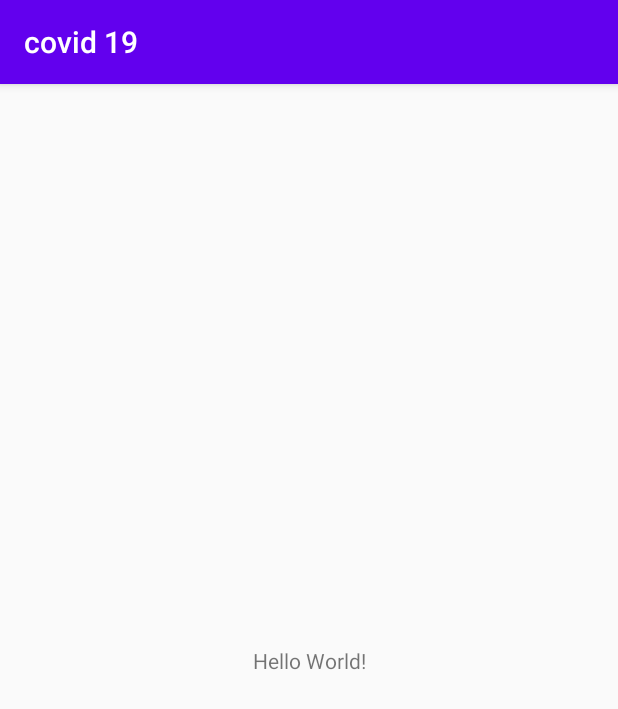
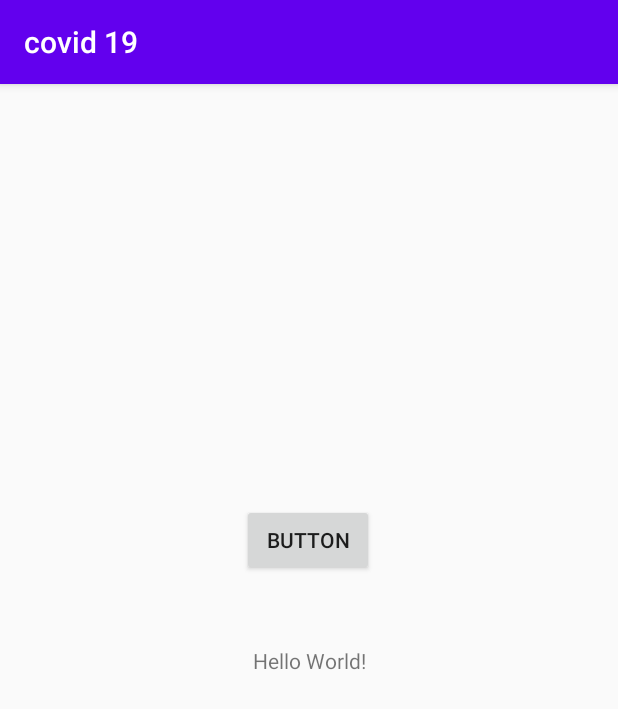
Before and after one commit to SnexusG/covid-19-app, an Android app: the screen it shows after launch (MainActivity), on a phone screen of 412 x 824 dp. Shown: the top 709 px of the screen. Run offline under Robolectric (Android 15) with nearby library versions, the phone set to English and light mode, and no system bars.

Commit message:
Added SymptomTest activity(Java) and a button to start that activity

```diff
--- a/app/src/main/AndroidManifest.xml
+++ b/app/src/main/AndroidManifest.xml
@@ -9,6 +9,7 @@
         android:roundIcon="@mipmap/ic_launcher_round"
         android:supportsRtl="true"
         android:theme="@style/AppTheme">
+        <activity android:name=".SymptomTest"></activity>
         <activity android:name=".MainActivity">
             <intent-filter>
                 <action android:name="android.intent.action.MAIN" />
--- a/app/src/main/res/layout/activity_main.xml
+++ b/app/src/main/res/layout/activity_main.xml
@@ -15,4 +15,16 @@
         app:layout_constraintRight_toRightOf="parent"
         app:layout_constraintTop_toTopOf="parent" />
 
+    <Button
+        android:id="@+id/QuizButton"
+        android:layout_width="wrap_content"
+        android:layout_height="wrap_content"
+        android:text="Button"
+        app:layout_constraintBottom_toBottomOf="parent"
+        app:layout_constraintEnd_toEndOf="parent"
+        app:layout_constraintHorizontal_bias="0.498"
+        app:layout_constraintStart_toStartOf="parent"
+        app:layout_constraintTop_toTopOf="parent"
+        app:layout_constraintVertical_bias="0.389" />
+
 </androidx.constraintlayout.widget.ConstraintLayout>
```
Also changed, not shown: app/src/main/java/com/example/covid19/MainActivity.kt (+11 -0 lines), app/src/main/java/com/example/covid19/SymptomTest.java (added, +14 -0 lines), app/src/main/res/layout/activity_symptom_test.xml (added, +14 -0 lines).
